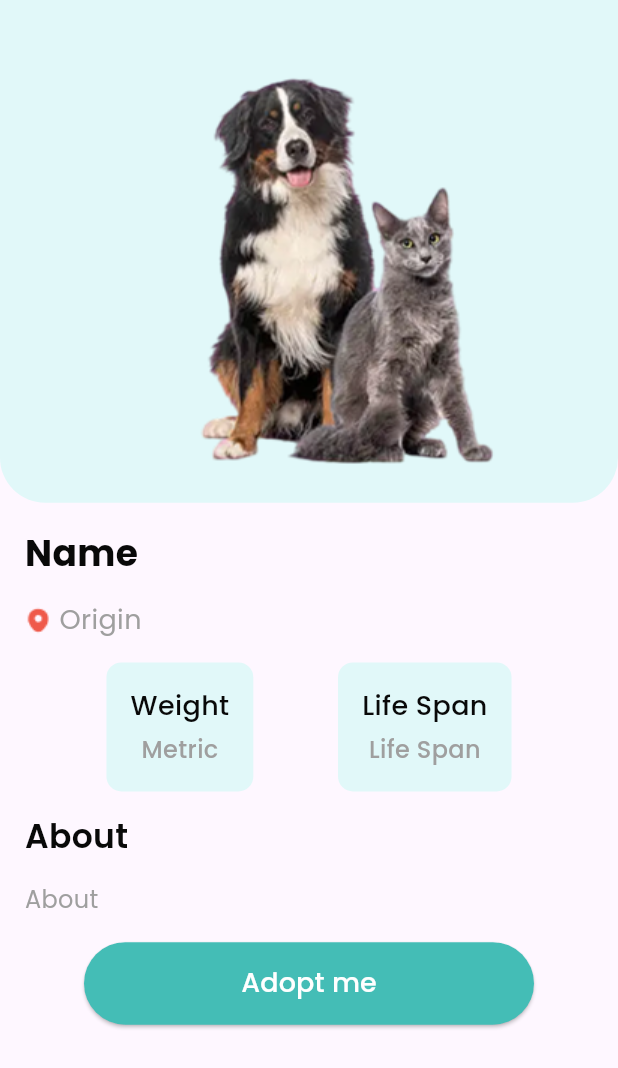
After one commit to fatima304/PetFinderApp, a Flutter app: the DetailsScreen screen opened by its route, on a phone screen of 412 x 824 dp. The commit adds this screen. Shown: the top 1068 px of the screen. Run offline on Flutter 3.47's test engine with Material 3 defaults, Android fonts, the phone set to English and light mode, and no system bars; our stand-ins replace dio, flutter_svg, get_it, pretty_dio_logger, shared_preferences; accounts and stored records are empty.

Commit message:
Pet Details Screen UI done

```diff
--- a/lib/core/routes/app_routing.dart
+++ b/lib/core/routes/app_routing.dart
@@ -1,5 +1,6 @@
 import 'package:flutter/material.dart';
 import 'package:pet_finder_app/core/routes/routes.dart';
+import 'package:pet_finder_app/features/details/presentation/screens/details_screen.dart';
 import 'package:pet_finder_app/features/home/presentation/screens/home_screen.dart';
 import 'package:pet_finder_app/features/onboarding/presentation/screens/onboarding_screen.dart';
 import 'package:pet_finder_app/features/splash/presentation/screens/splash_screen.dart';
@@ -13,6 +14,8 @@ class AppRouting {
         return MaterialPageRoute(builder: (_) => OnboardingScreen());
       case Routes.homeScreen:
         return MaterialPageRoute(builder: (_) => HomeScreen());
+       case Routes.detailsScreen:
+        return MaterialPageRoute(builder: (_) => DetailsScreen());
     }
     return null;
   }
--- a/lib/core/theme/app_color.dart
+++ b/lib/core/theme/app_color.dart
@@ -3,6 +3,7 @@ import 'package:flutter/material.dart';
 class AppColors {
   static const Color mainColor = Color(0xff44BDB6);
   static const Color lightTeal = Color(0xffEDF9F7);
+  static const Color teal = Color(0xffE1F8F9);
   static const Color black = Color(0xff090909);
   static const Color white = Color(0xffffffff);
   static const Color darkGrey = Color(0xff9F9F9F);
--- a/lib/core/theme/app_text_style.dart
+++ b/lib/core/theme/app_text_style.dart
@@ -30,6 +30,7 @@ class AppTextStyle {
   );
   static TextStyle font14SemiBold = TextStyle(
     fontSize: 14,
+    color: AppColors.black,
     fontWeight: FontWeightHelper.semiBold,
     fontFamily: FontFamilyHelper.poppinsFont,
   );
--- /dev/null
+++ b/lib/features/details/presentation/screens/details_screen.dart
@@ -0,0 +1,33 @@
+import 'package:flutter/material.dart';
+import 'package:pet_finder_app/features/details/presentation/widgets/pet_details.dart';
+
+class DetailsScreen extends StatelessWidget {
+  const DetailsScreen({super.key});
+
+  @override
+  Widget build(BuildContext context) {
+    return Scaffold(
+      body: Stack(
+        children: [
+          CustomScrollView(
+            slivers: [
+              // buildSliverAppBar(context),
+              SliverToBoxAdapter(child: PetDetailsSection()),
+              const SliverToBoxAdapter(child: SizedBox(height: 120)),
+            ],
+          ),
+        ],
+      ),
+    );
+  }
+}
+
+// Widget buildSliverAppBar(BuildContext context) {
+//   return SliverAppBar(
+//     expandedHeight: 20,
+//     stretch: true,
+//     leading: const CustomBackButton(),
+//     backgroundColor: Colors.transparent,
+//     flexibleSpace: const FlexibleSpaceBar(centerTitle: true),
+//   );
+// }
--- /dev/null
+++ b/lib/features/details/presentation/widgets/card_details.dart
@@ -0,0 +1,42 @@
+
+import 'package:flutter/material.dart';
+import 'package:pet_finder_app/core/theme/app_color.dart';
+import 'package:pet_finder_app/core/theme/app_text_style.dart';
+import 'package:pet_finder_app/core/theme/font_weight_helper.dart';
+
+class CardDetails extends StatelessWidget {
+  const CardDetails({
+    super.key, required this.desc, required this.title,
+  });
+
+final String desc;
+final String title;
+
+  @override
+  Widget build(BuildContext context) {
+    return Container(
+      padding: EdgeInsets.all(16),
+      decoration: BoxDecoration(
+        color: AppColors.teal,
+        borderRadius: BorderRadius.circular(10),
+      ),
+      child: Column(
+        spacing: 5,
+        children: [
+          Text(
+           title,
+            style: AppTextStyle.font18WhiteMedium.copyWith(
+              color: AppColors.black,
+            ),
+          ),
+          Text(
+           desc,
+            style: AppTextStyle.font16DarkGreyRegular.copyWith(
+              fontWeight: FontWeightHelper.medium,
+            ),
+          ),
+        ],
+      ),
+    );
+  }
+}
--- /dev/null
+++ b/lib/features/details/presentation/widgets/card_gridview.dart
@@ -0,0 +1,32 @@
+import 'package:flutter/material.dart';
+import 'card_details.dart';
+
+class PetDetailsGrid extends StatelessWidget {
+  const PetDetailsGrid({super.key});
+
+  @override
+  Widget build(BuildContext context) {
+    final Map<String, dynamic> petDetails = {
+      "indoor": '0',
+      "adaptability": '5',
+      "affection_level": '4',
+      "child_friendly": '4',
+      "energy_level": '3',
+      "health_issues": '1',
+      "intelligence": '3',
+      "social_needs": '4',
+      "stranger_friendly": '4',
+    };
+
+    return GridView.count(
+      shrinkWrap: true,
+      physics: const NeverScrollableScrollPhysics(),
+      crossAxisCount: 2,
+      crossAxisSpacing: 5,
+      mainAxisSpacing: 5,
+      children: petDetails.entries.map((entry) {
+        return CardDetails(title: entry.key, desc: entry.value);
+      }).toList(),
+    );
+  }
+}
--- /dev/null
+++ b/lib/features/details/presentation/widgets/pet_details.dart
@@ -0,0 +1,77 @@
+import 'package:flutter/material.dart';
+import 'package:pet_finder_app/core/helper/app_icon.dart';
+import 'package:pet_finder_app/core/helper/app_images.dart';
+import 'package:pet_finder_app/core/theme/app_color.dart';
+import 'package:pet_finder_app/core/theme/app_text_style.dart';
+import 'package:pet_finder_app/features/details/presentation/widgets/card_details.dart';
+
+class PetDetailsSection extends StatelessWidget {
+  const PetDetailsSection({super.key});
+
+  @override
+  Widget build(BuildContext context) {
+    return Column(
+      children: [
+        Container(
+          width: double.infinity,
+          decoration: BoxDecoration(
+            color: AppColors.teal,
+            borderRadius: BorderRadius.only(
+              bottomLeft: Radius.circular(30),
+              bottomRight: Radius.circular(30),
+            ),
+          ),
+          child: Image.asset(AppImages.onboarding),
+        ),
+        Padding(padding: const EdgeInsets.all(16.5), child: PetDetailsWidget()),
+        ElevatedButton(
+          onPressed: () {},
+          style: ElevatedButton.styleFrom(
+            fixedSize: Size(300, 55),
+            backgroundColor: AppColors.mainColor,
+            padding: const EdgeInsets.symmetric(vertical: 12.5),
+          ),
+          child: Text('Adopt me', style: AppTextStyle.font18WhiteMedium),
+        ),
+      ],
+    );
+  }
+}
+
+class PetDetailsWidget extends StatelessWidget {
+  const PetDetailsWidget({super.key});
+
+  @override
+  Widget build(BuildContext context) {
+    return Column(
+      crossAxisAlignment: CrossAxisAlignment.start,
+      spacing: 15,
+      children: [
+        Text('Name', style: AppTextStyle.font24BlackBold),
+        Row(
+          spacing: 5,
+          children: [
+            Image.asset(AppICons.location),
+            Text(
+              'Origin',
+              style: AppTextStyle.font16DarkGreyRegular.copyWith(fontSize: 18),
+            ),
+          ],
+        ),
+        Row(
+          spacing: 2,
+          mainAxisAlignment: MainAxisAlignment.spaceEvenly,
+          children: [
+            CardDetails(desc: 'Metric', title: 'Weight'),
+            CardDetails(desc: 'Life Span', title: 'Life Span'),
+          ],
+        ),
+        Text(
+          'About',
+          style: AppTextStyle.font14SemiBold.copyWith(fontSize: 22),
+        ),
+        Text('About', style: AppTextStyle.font16DarkGreyRegular),
+      ],
+    );
+  }
+}
--- a/lib/features/home/presentation/widgets/item_listview.dart
+++ b/lib/features/home/presentation/widgets/item_listview.dart
@@ -1,4 +1,5 @@
 import 'package:flutter/material.dart';
+import 'package:pet_finder_app/core/routes/routes.dart';
 import 'package:pet_finder_app/features/home/presentation/widgets/item_card.dart';
 
 class ItemListview extends StatelessWidget {
@@ -9,7 +10,12 @@ class ItemListview extends StatelessWidget {
     return SliverList.separated(
       itemCount: 7,
       itemBuilder: (BuildContext context, int index) {
-        return ItemCard();
+        return GestureDetector(
+          onTap: () {
+            Navigator.pushNamed(context, Routes.detailsScreen);
+          },
+          child: ItemCard(),
+        );
       },
       separatorBuilder: (BuildContext context, int index) {
         return SizedBox(height: 10);
```
